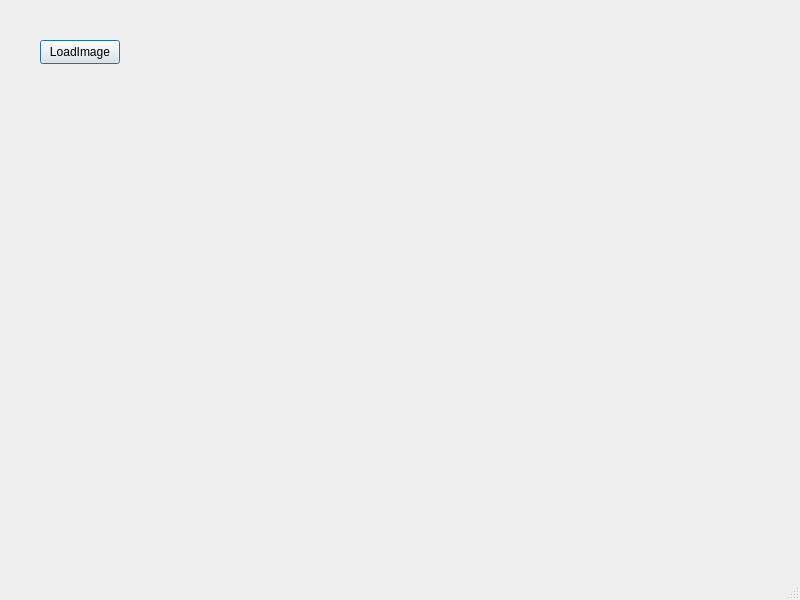
RiccardoZappa/ImageProcessor, file ImageProcessor/mainwindow.ui: the form before one commit.
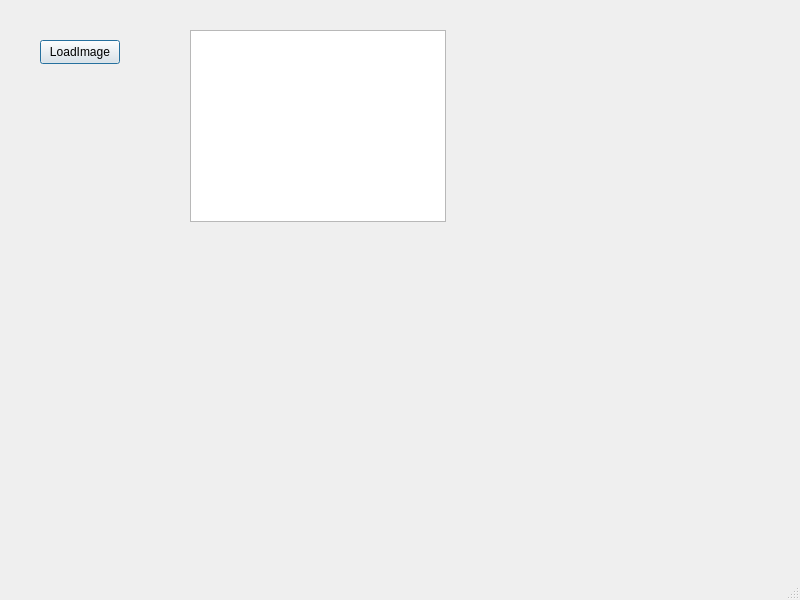
The form after the commit.

Diff of the .ui file:
```diff
--- a/ImageProcessor/mainwindow.ui
+++ b/ImageProcessor/mainwindow.ui
@@ -30,6 +30,16 @@
      <bool>true</bool>
     </property>
    </widget>
+   <widget class="QColumnView" name="ImageView">
+    <property name="geometry">
+     <rect>
+      <x>190</x>
+      <y>30</y>
+      <width>256</width>
+      <height>192</height>
+     </rect>
+    </property>
+   </widget>
   </widget>
   <widget class="QMenuBar" name="menubar">
    <property name="geometry">
```
